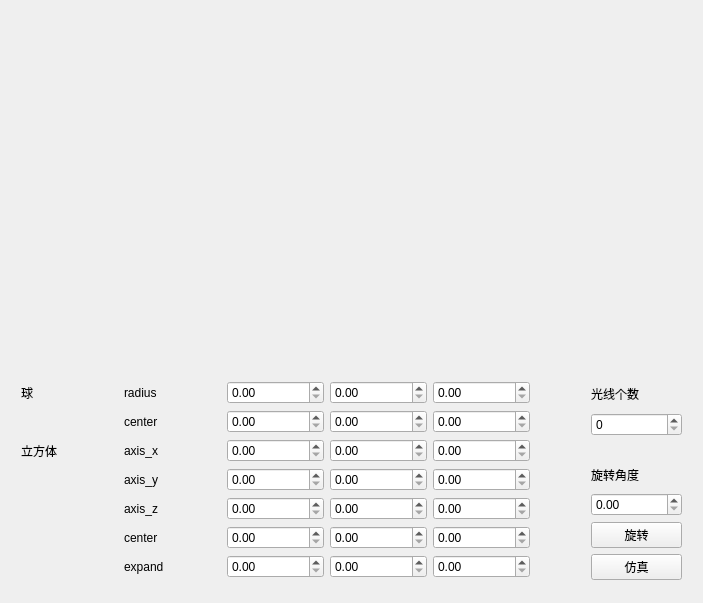
Qt form main/mainwindow.ui (JusticeHamster/RayTracingDemo) before a commit.
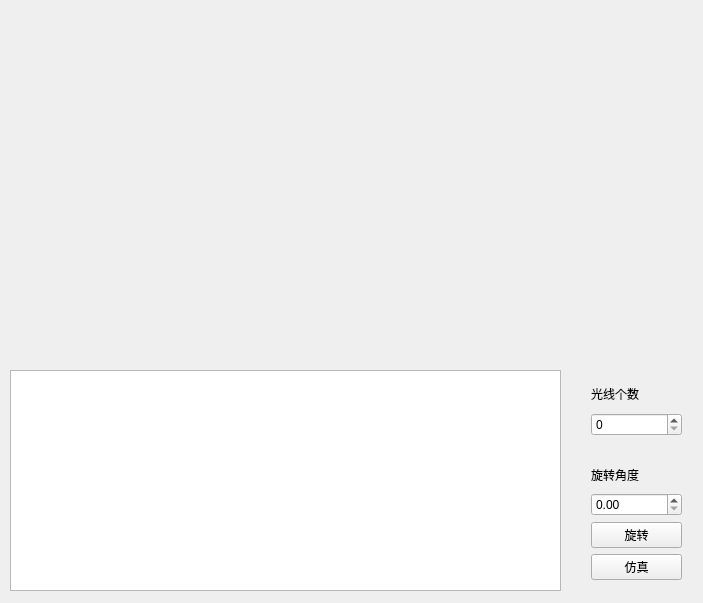
The same form after that commit. Custom widgets are drawn as their Qt base class.

Commit message: Update list_view + sql

Patch:
```diff
--- a/main/mainwindow.ui
+++ b/main/mainwindow.ui
@@ -27,144 +27,6 @@
      <bool>false</bool>
     </property>
    </widget>
-   <widget class="QWidget" name="gridLayoutWidget">
-    <property name="geometry">
-     <rect>
-      <x>10</x>
-      <y>370</y>
-      <width>531</width>
-      <height>219</height>
-     </rect>
-    </property>
-    <layout class="QGridLayout" name="gridLayout">
-     <item row="4" column="1">
-      <widget class="QLabel" name="label_7">
-       <property name="text">
-        <string>axis_z</string>
-       </property>
-      </widget>
-     </item>
-     <item row="3" column="4">
-      <widget class="QDoubleSpinBox" name="doubleSpinBox_12"/>
-     </item>
-     <item row="0" column="2">
-      <widget class="QDoubleSpinBox" name="doubleSpinBox_4"/>
-     </item>
-     <item row="0" column="1">
-      <widget class="QLabel" name="label">
-       <property name="text">
-        <string>radius</string>
-       </property>
-      </widget>
-     </item>
-     <item row="1" column="1">
-      <widget class="QLabel" name="label_2">
-       <property name="text">
-        <string>center</string>
-       </property>
-      </widget>
-     </item>
-     <item row="0" column="3">
-      <widget class="QDoubleSpinBox" name="doubleSpinBox_5"/>
-     </item>
-     <item row="2" column="2">
-      <widget class="QDoubleSpinBox" name="doubleSpinBox_7"/>
-     </item>
-     <item row="1" column="4">
-      <widget class="QDoubleSpinBox" name="doubleSpinBox_2"/>
-     </item>
-     <item row="2" column="4">
-      <widget class="QDoubleSpinBox" name="doubleSpinBox_9"/>
-     </item>
-     <item row="2" column="1">
-      <widget class="QLabel" name="label_5">
-       <property name="text">
-        <string>axis_x</string>
-       </property>
-      </widget>
-     </item>
-     <item row="3" column="3">
-      <widget class="QDoubleSpinBox" name="doubleSpinBox_11"/>
-     </item>
-     <item row="0" column="0">
-      <widget class="QLabel" name="label_3">
-       <property name="text">
-        <string>球</string>
-       </property>
-      </widget>
-     </item>
-     <item row="3" column="2">
-      <widget class="QDoubleSpinBox" name="doubleSpinBox_10"/>
-     </item>
-     <item row="0" column="4">
-      <widget class="QDoubleSpinBox" name="doubleSpinBox_6"/>
-     </item>
-     <item row="1" column="3">
-      <widget class="QDoubleSpinBox" name="doubleSpinBox_3"/>
-     </item>
-     <item row="3" column="1">
-      <widget class="QLabel" name="label_6">
-       <property name="text">
-        <string>axis_y</string>
-       </property>
-      </widget>
-     </item>
-     <item row="2" column="3">
-      <widget class="QDoubleSpinBox" name="doubleSpinBox_8"/>
-     </item>
-     <item row="1" column="2">
-      <widget class="QDoubleSpinBox" name="doubleSpinBox"/>
-     </item>
-     <item row="2" column="0">
-      <widget class="QLabel" name="label_4">
-       <property name="text">
-        <string>立方体</string>
-       </property>
-      </widget>
-     </item>
-     <item row="5" column="1">
-      <widget class="QLabel" name="label_8">
-       <property name="text">
-        <string>center</string>
-       </property>
-      </widget>
-     </item>
-     <item row="6" column="1">
-      <widget class="QLabel" name="label_9">
-       <property name="text">
-        <string>expand</string>
-       </property>
-      </widget>
-     </item>
-     <item row="4" column="2">
-      <widget class="QDoubleSpinBox" name="doubleSpinBox_13"/>
-     </item>
-     <item row="4" column="3">
-      <widget class="QDoubleSpinBox" name="doubleSpinBox_14"/>
-     </item>
-     <item row="4" column="4">
-      <widget class="QDoubleSpinBox" name="doubleSpinBox_15"/>
-     </item>
-     <item row="5" column="2">
-      <widget class="QDoubleSpinBox" name="doubleSpinBox_16"/>
-     </item>
-     <item row="5" column="3">
-      <widget class="QDoubleSpinBox" name="doubleSpinBox_17"/>
-     </item>
-     <item row="5" column="4">
-      <widget class="QDoubleSpinBox" name="doubleSpinBox_18"/>
-     </item>
-     <item row="6" column="2">
-      <widget class="QDoubleSpinBox" name="doubleSpinBox_19"/>
-     </item>
-     <item row="6" column="3">
-      <widget class="QDoubleSpinBox" name="doubleSpinBox_20"/>
-     </item>
-     <item row="6" column="4">
-      <widget class="QDoubleSpinBox" name="doubleSpinBox_21"/>
-     </item>
-    </layout>
-   </widget>
    <widget class="QWidget" name="verticalLayoutWidget">
     <property name="geometry">
      <rect>
@@ -224,6 +86,16 @@
      </item>
     </layout>
    </widget>
+   <widget class="QListView" name="objectList">
+    <property name="geometry">
+     <rect>
+      <x>10</x>
+      <y>370</y>
+      <width>551</width>
+      <height>221</height>
+     </rect>
+    </property>
+   </widget>
   </widget>
  </widget>
  <layoutdefault spacing="6" margin="11"/>
```
Left out of the diff: 12 changed lines with no effect on the pictures. The commit also changes 10 other files.
